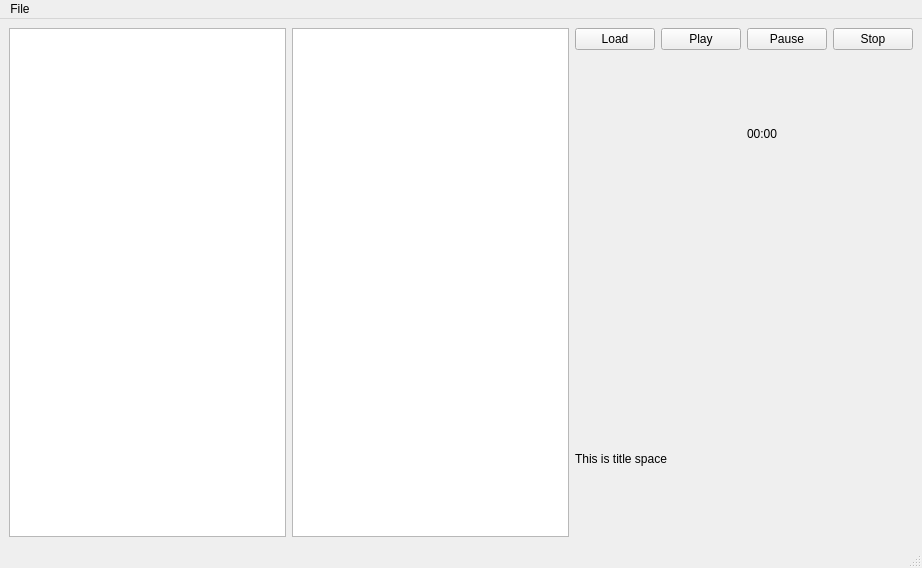
Above: hrwplayer.ui from hrw/modland-player before the change. Below: the same form after it.
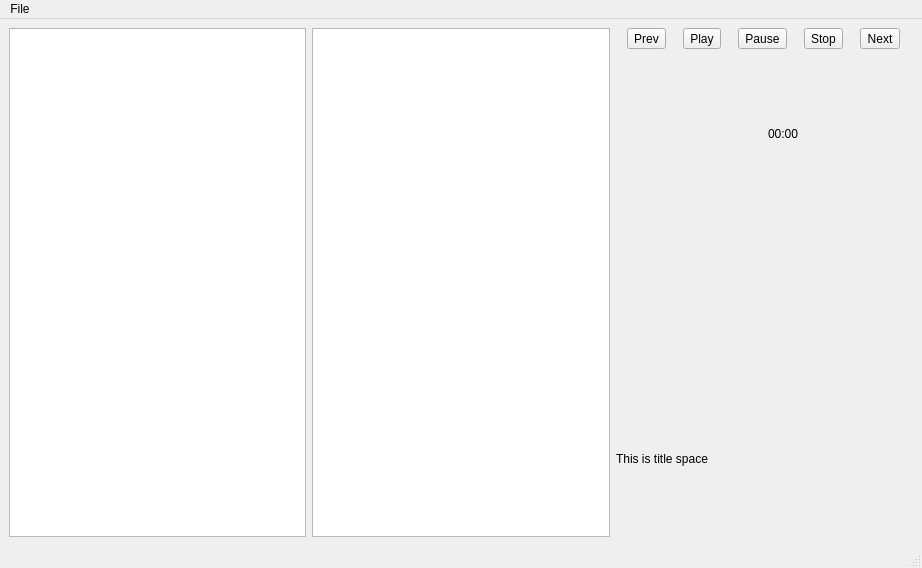
That is the form after the change. Custom widgets are drawn as their Qt base class.

Commit message: UI: added Next/Prev buttons

Diff of the .ui file:
```diff
--- a/hrwplayer.ui
+++ b/hrwplayer.ui
@@ -26,33 +26,40 @@
       <item>
        <layout class="QHBoxLayout" name="horizontalLayout_2">
         <item>
-         <widget class="QPushButton" name="LoadButton">
+         <widget class="QToolButton" name="PrevButton">
           <property name="text">
-           <string>Load</string>
+           <string>Prev</string>
           </property>
          </widget>
         </item>
         <item>
-         <widget class="QPushButton" name="PlayButton">
+         <widget class="QToolButton" name="PlayButton">
           <property name="text">
            <string>Play</string>
           </property>
          </widget>
         </item>
         <item>
-         <widget class="QPushButton" name="PauseButton">
+         <widget class="QToolButton" name="PauseButton">
           <property name="text">
            <string>Pause</string>
           </property>
          </widget>
         </item>
         <item>
-         <widget class="QPushButton" name="StopButton">
+         <widget class="QToolButton" name="StopButton">
           <property name="text">
            <string>Stop</string>
           </property>
          </widget>
         </item>
+        <item>
+         <widget class="QToolButton" name="NextButton">
+          <property name="text">
+           <string>Next</string>
+          </property>
+         </widget>
+        </item>
        </layout>
       </item>
       <item>
```
Left out of the diff: 17 changed lines with no effect on the pictures.
